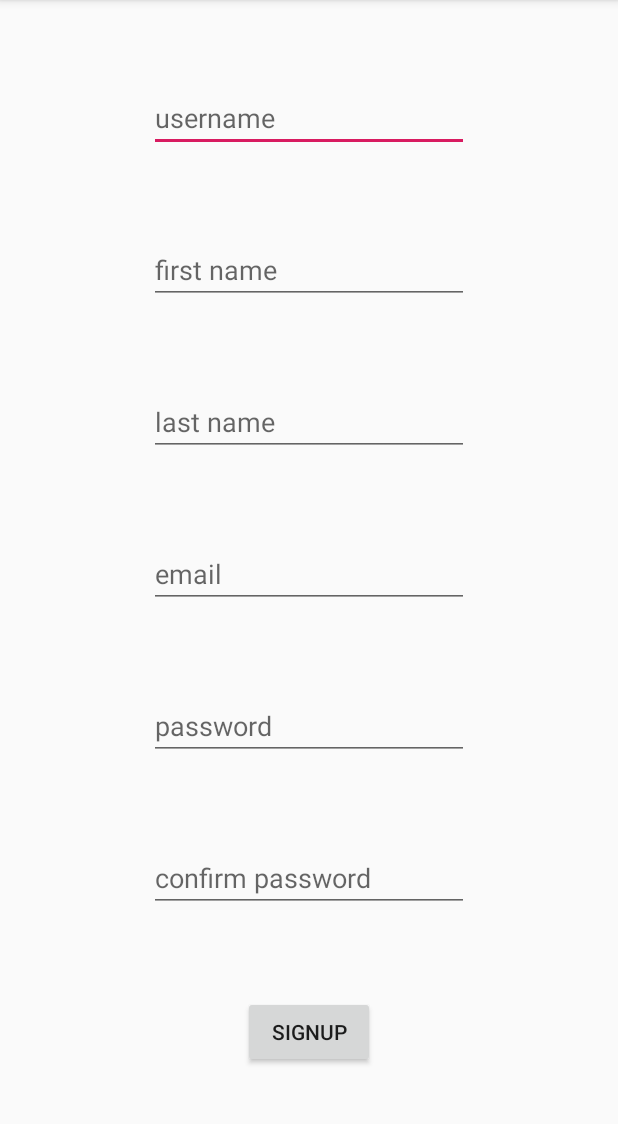
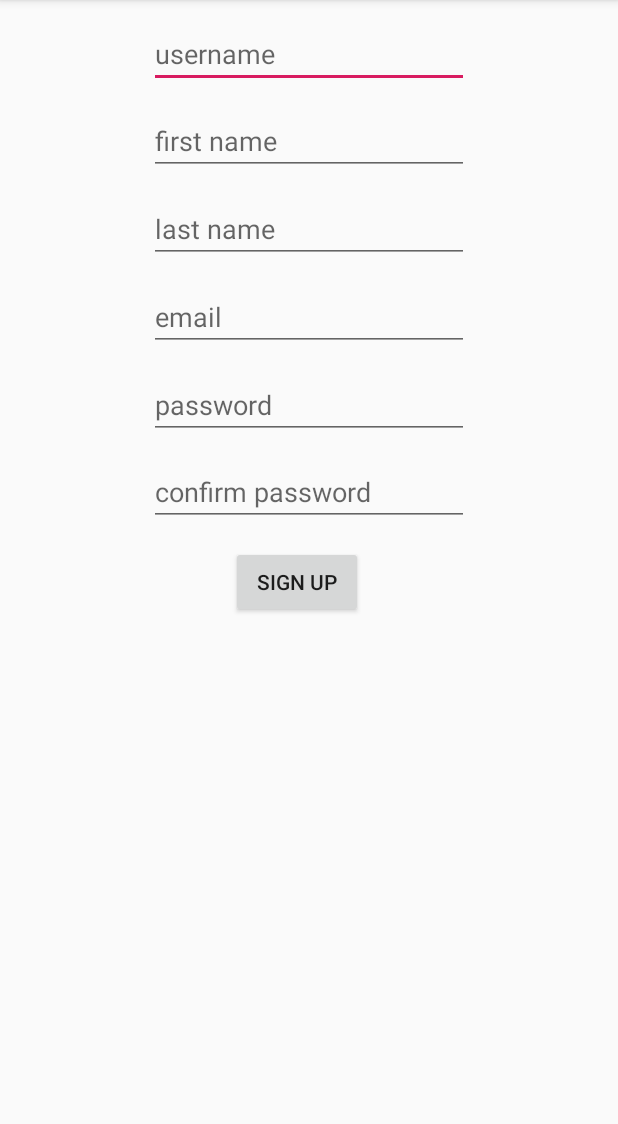
Before and after one commit to acamara2016/AppTracker, an Android app: the welcome_screen_signup screen opened directly, with no data from a screen before it, on a phone screen of 412 x 824 dp, the part 84-1208 px from its top. Run offline under Robolectric (Android 15) with nearby library versions, the phone set to English and light mode, and no system bars.

```diff
--- a/app/src/main/java/com/example/softwareen/welcome_screen_signup.java
+++ b/app/src/main/java/com/example/softwareen/welcome_screen_signup.java
@@ -18,8 +18,8 @@ public class welcome_screen_signup extends AppCompatActivity {
         super.onCreate(savedInstanceState);
         setContentView(R.layout.activity_welcome_screen_signup);
 
-        Button submit = (Button) findViewById(R.id.signup_signup_btn);
-        submit.setOnClickListener(new View.OnClickListener() {
+        Button signup_signup_btn = (Button) findViewById(R.id.signup_signup_btn);
+        signup_signup_btn.setOnClickListener(new View.OnClickListener() {
 
             @Override
             public void onClick(View v) {
@@ -109,5 +109,4 @@ public class welcome_screen_signup extends AppCompatActivity {
         }
         return passwords_match;
     }
-
 }
--- a/app/src/main/res/layout/activity_welcome_screen_signup.xml
+++ b/app/src/main/res/layout/activity_welcome_screen_signup.xml
@@ -15,7 +15,6 @@
         android:inputType="textPersonName"
         app:layout_constraintBottom_toTopOf="@+id/signup_firstname"
         app:layout_constraintEnd_toEndOf="parent"
-        app:layout_constraintHorizontal_bias="0.5"
         app:layout_constraintStart_toStartOf="parent"
         app:layout_constraintTop_toTopOf="parent" />
 
@@ -34,14 +33,13 @@
 
     <EditText
         android:id="@+id/signup_lastname"
-        android:layout_width="wrap_content"
+        android:layout_width="213dp"
         android:layout_height="wrap_content"
         android:ems="10"
         android:hint="last name"
         android:inputType="textPersonName"
         app:layout_constraintBottom_toTopOf="@+id/signup_email"
         app:layout_constraintEnd_toEndOf="parent"
-        app:layout_constraintHorizontal_bias="0.5"
         app:layout_constraintStart_toStartOf="parent"
         app:layout_constraintTop_toBottomOf="@+id/signup_firstname" />
 
@@ -54,7 +52,6 @@
         android:inputType="textPersonName"
         app:layout_constraintBottom_toTopOf="@+id/signup_password"
         app:layout_constraintEnd_toEndOf="parent"
-        app:layout_constraintHorizontal_bias="0.5"
         app:layout_constraintStart_toStartOf="parent"
         app:layout_constraintTop_toBottomOf="@+id/signup_lastname" />
 
@@ -67,7 +64,6 @@
         android:inputType="textPassword"
         app:layout_constraintBottom_toTopOf="@+id/signup_confirmpassword"
         app:layout_constraintEnd_toEndOf="parent"
-        app:layout_constraintHorizontal_bias="0.5"
         app:layout_constraintStart_toStartOf="parent"
         app:layout_constraintTop_toBottomOf="@+id/signup_email" />
 
@@ -80,7 +76,6 @@
         android:inputType="textPassword"
         app:layout_constraintBottom_toTopOf="@+id/signup_signup_btn"
         app:layout_constraintEnd_toEndOf="parent"
-        app:layout_constraintHorizontal_bias="0.5"
         app:layout_constraintStart_toStartOf="parent"
         app:layout_constraintTop_toBottomOf="@+id/signup_password" />
 
@@ -88,10 +83,13 @@
         android:id="@+id/signup_signup_btn"
         android:layout_width="wrap_content"
         android:layout_height="wrap_content"
-        android:onClick="signUp"
-        android:text="@string/signup"
+        android:layout_marginStart="154dp"
+        android:layout_marginEnd="169dp"
+        android:layout_marginBottom="356dp"
+        android:text="Sign up"
         app:layout_constraintBottom_toBottomOf="parent"
         app:layout_constraintEnd_toEndOf="parent"
-        app:layout_constraintStart_toStartOf="parent"
-        app:layout_constraintTop_toBottomOf="@+id/signup_confirmpassword" />
+        app:layout_constraintHorizontal_bias="0.0"
+        app:layout_constraintStart_toStartOf="parent" />
+
 </androidx.constraintlayout.widget.ConstraintLayout>
```
Also changed, not shown: app/src/main/java/com/example/softwareen/home_profile.java (+1 -6 lines), 1 other file.
